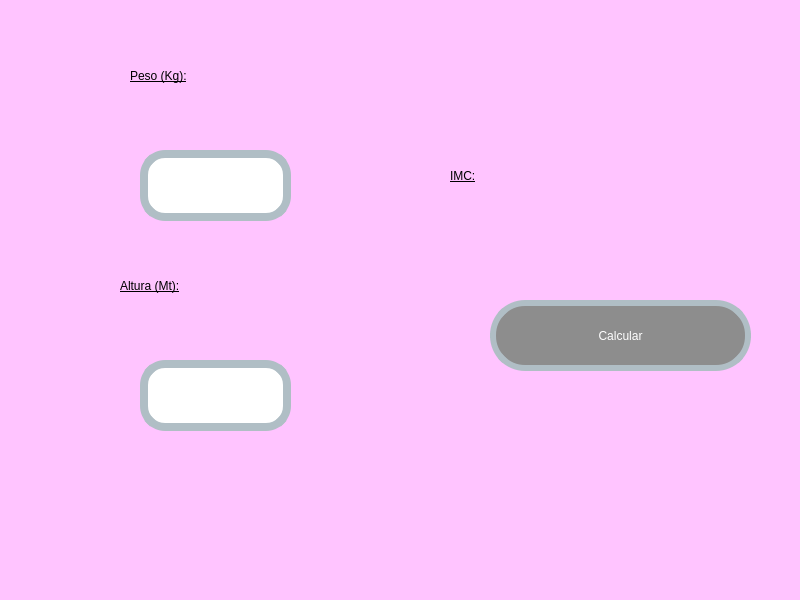
First picture: the form in Unidad 1/Ejercicios 1/E01_IMC.ui, repository Perales14/PIP_2025_1_eq5, before the edit.
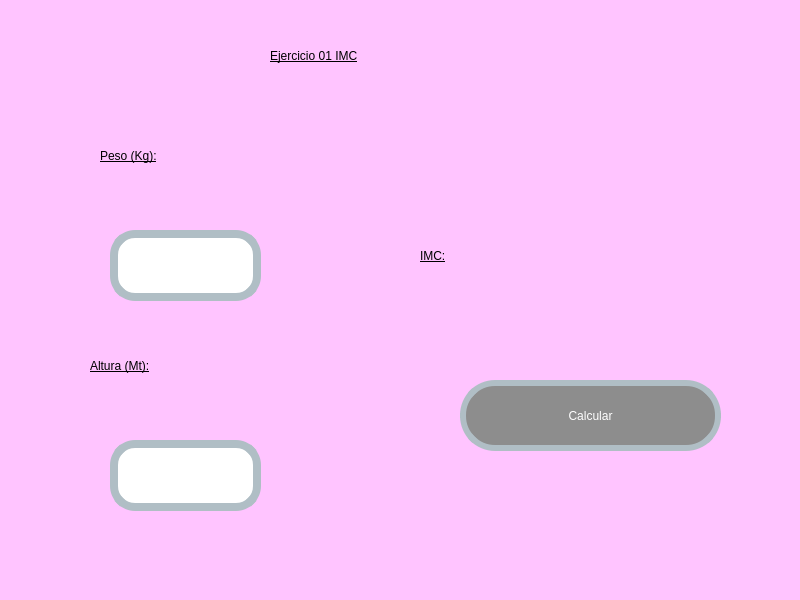
Second picture: the form after the edit.

What changed in the file:
```diff
--- a/Unidad 1/Ejercicios 1/E01_IMC.ui
+++ b/Unidad 1/Ejercicios 1/E01_IMC.ui
@@ -20,8 +20,8 @@
    <widget class="QLineEdit" name="txt_Peso">
     <property name="geometry">
      <rect>
-      <x>140</x>
-      <y>150</y>
+      <x>110</x>
+      <y>230</y>
       <width>151</width>
       <height>71</height>
      </rect>
@@ -62,8 +62,8 @@
    <widget class="QLabel" name="label_3">
     <property name="geometry">
      <rect>
-      <x>130</x>
-      <y>50</y>
+      <x>100</x>
+      <y>130</y>
       <width>151</width>
       <height>51</height>
      </rect>
@@ -82,8 +82,8 @@
    <widget class="QLabel" name="Lbl_IMC">
     <property name="geometry">
      <rect>
-      <x>450</x>
-      <y>150</y>
+      <x>420</x>
+      <y>230</y>
       <width>181</width>
       <height>51</height>
      </rect>
@@ -102,8 +102,8 @@
    <widget class="QPushButton" name="btn_Calcular">
     <property name="geometry">
      <rect>
-      <x>490</x>
-      <y>300</y>
+      <x>460</x>
+      <y>380</y>
       <width>261</width>
       <height>71</height>
      </rect>
@@ -123,8 +123,8 @@
    <widget class="QLabel" name="label_4">
     <property name="geometry">
      <rect>
-      <x>120</x>
-      <y>260</y>
+      <x>90</x>
+      <y>340</y>
       <width>191</width>
       <height>51</height>
      </rect>
@@ -143,8 +143,8 @@
    <widget class="QLineEdit" name="txt_Altura">
     <property name="geometry">
      <rect>
-      <x>140</x>
-      <y>360</y>
+      <x>110</x>
+      <y>440</y>
       <width>151</width>
       <height>71</height>
      </rect>
@@ -182,6 +182,26 @@
      <bool>false</bool>
     </property>
    </widget>
+   <widget class="QLabel" name="Lbl_IMC_2">
+    <property name="geometry">
+     <rect>
+      <x>270</x>
+      <y>30</y>
+      <width>251</width>
+      <height>51</height>
+     </rect>
+    </property>
+    <property name="styleSheet">
+     <string notr="true">
+text-decoration: underline;
+font: 20pt &quot;Forte&quot;;
+color:rgb(0, 0, 0)
+</string>
+    </property>
+    <property name="text">
+     <string>Ejercicio 01 IMC</string>
+    </property>
+   </widget>
   </widget>
   <widget class="QMenuBar" name="menubar">
    <property name="geometry">
```
